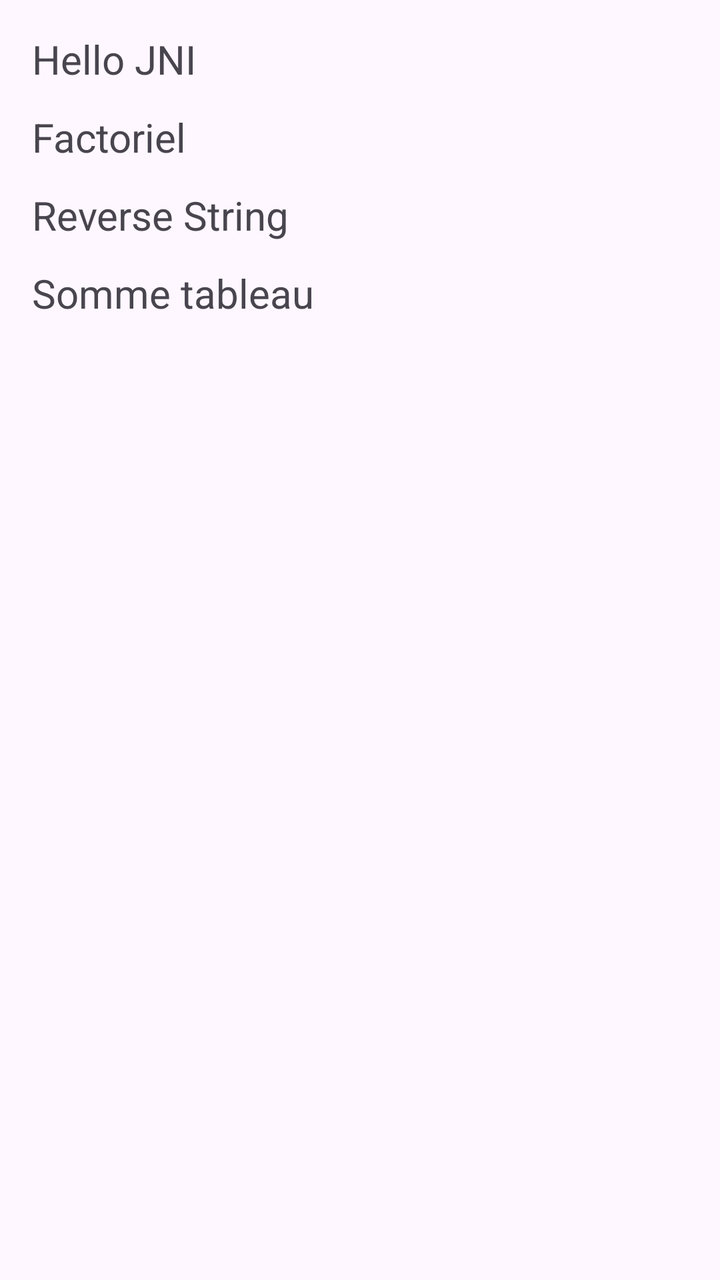
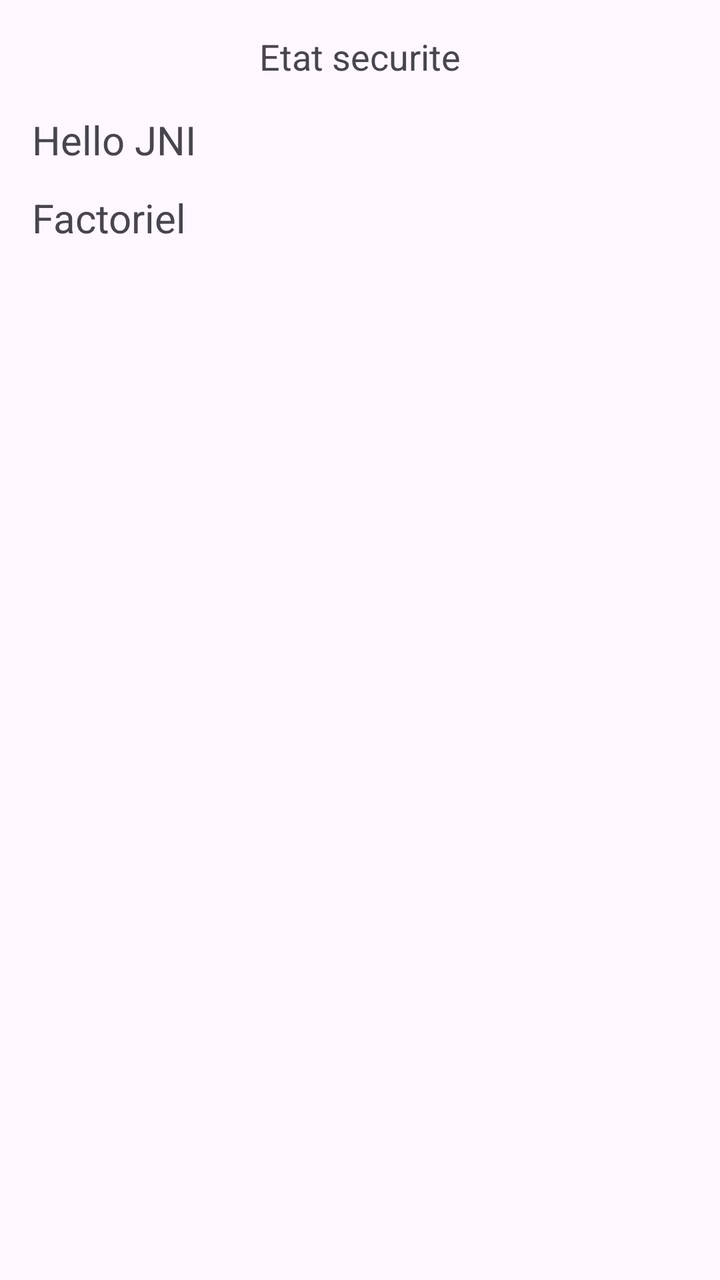

The first picture is an Android layout as it rendered before a commit; the second is the same layout after the commit. The layout source and the unified diff follow.
<!-- AndroidManifest.xml: application theme Theme.JNIDemo -->
<!-- res/layout/activity_main.xml -->
<?xml version="1.0" encoding="utf-8"?>
<ScrollView xmlns:android="http://schemas.android.com/apk/res/android"
    android:layout_width="match_parent"
    android:layout_height="match_parent">

    <LinearLayout
        android:layout_width="match_parent"
        android:layout_height="wrap_content"
        android:orientation="vertical"
        android:padding="16dp">

        <TextView
            android:id="@+id/tvHello"
            android:layout_width="match_parent"
            android:layout_height="wrap_content"
            android:text="Hello JNI"
            android:textSize="20sp"
            android:paddingBottom="12dp" />

        <TextView
            android:id="@+id/tvFact"
            android:layout_width="match_parent"
            android:layout_height="wrap_content"
            android:text="Factoriel"
            android:textSize="20sp"
            android:paddingBottom="12dp" />

        <TextView
            android:id="@+id/tvReverse"
            android:layout_width="match_parent"
            android:layout_height="wrap_content"
            android:text="Reverse String"
            android:textSize="20sp"
            android:paddingBottom="12dp" />

        <TextView
            android:id="@+id/tvArray"
            android:layout_width="match_parent"
            android:layout_height="wrap_content"
            android:text="Somme tableau"
            android:textSize="20sp"
            android:paddingBottom="12dp" />

    </LinearLayout>
</ScrollView>
<!-- resources referenced by this layout -->
<resources>
  <style name="Theme.JNIDemo" parent="Base.Theme.JNIDemo" />
  <style name="Base.Theme.JNIDemo" parent="Theme.Material3.DayNight.NoActionBar">
          
          
      </style>
</resources>

<!-- the commit's change to res/layout/activity_main.xml (unified diff, before → after) -->
@@ -8,6 +8,15 @@
         android:layout_height="wrap_content"
         android:orientation="vertical"
         android:padding="16dp">
+
+        <TextView
+            android:id="@+id/tvStatus"
+            android:layout_width="match_parent"
+            android:layout_height="wrap_content"
+            android:text="Etat securite"
+            android:textSize="18sp"
+            android:gravity="center"
+            android:paddingBottom="16dp" />
 
         <TextView
             android:id="@+id/tvHello"
@@ -25,21 +34,5 @@
             android:textSize="20sp"
             android:paddingBottom="12dp" />
 
-        <TextView
-            android:id="@+id/tvReverse"
-            android:layout_width="match_parent"
-            android:layout_height="wrap_content"
-            android:text="Reverse String"
-            android:textSize="20sp"
-            android:paddingBottom="12dp" />
-
-        <TextView
-            android:id="@+id/tvArray"
-            android:layout_width="match_parent"
-            android:layout_height="wrap_content"
-            android:text="Somme tableau"
-            android:textSize="20sp"
-            android:paddingBottom="12dp" />
-
     </LinearLayout>
 </ScrollView>
